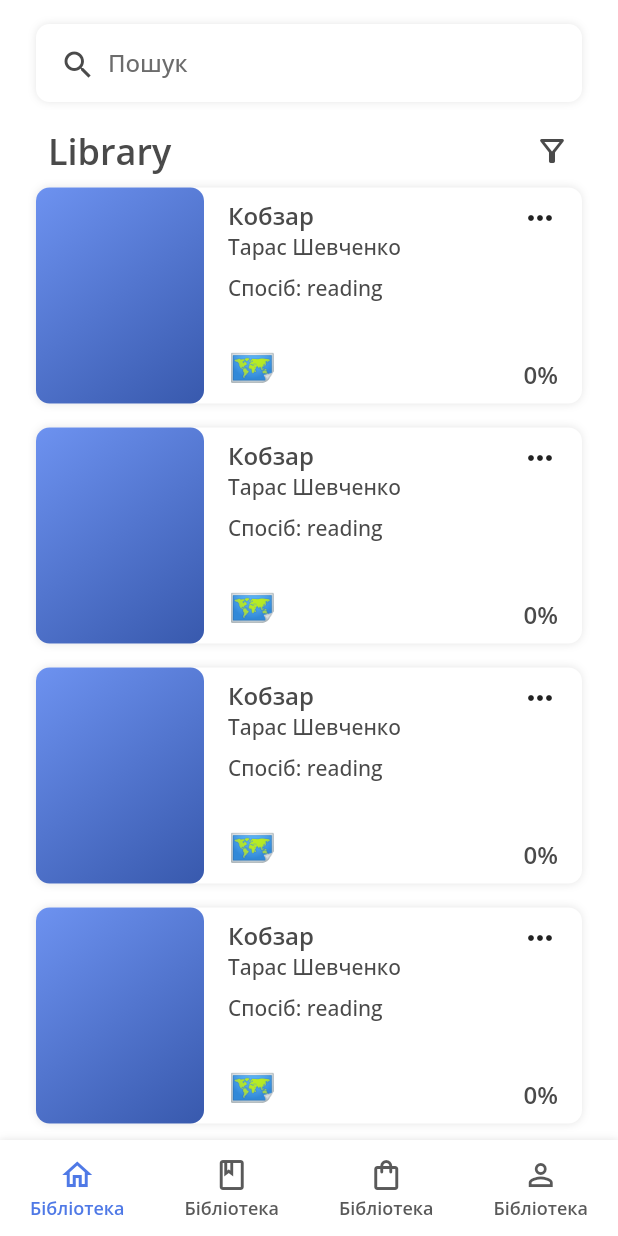
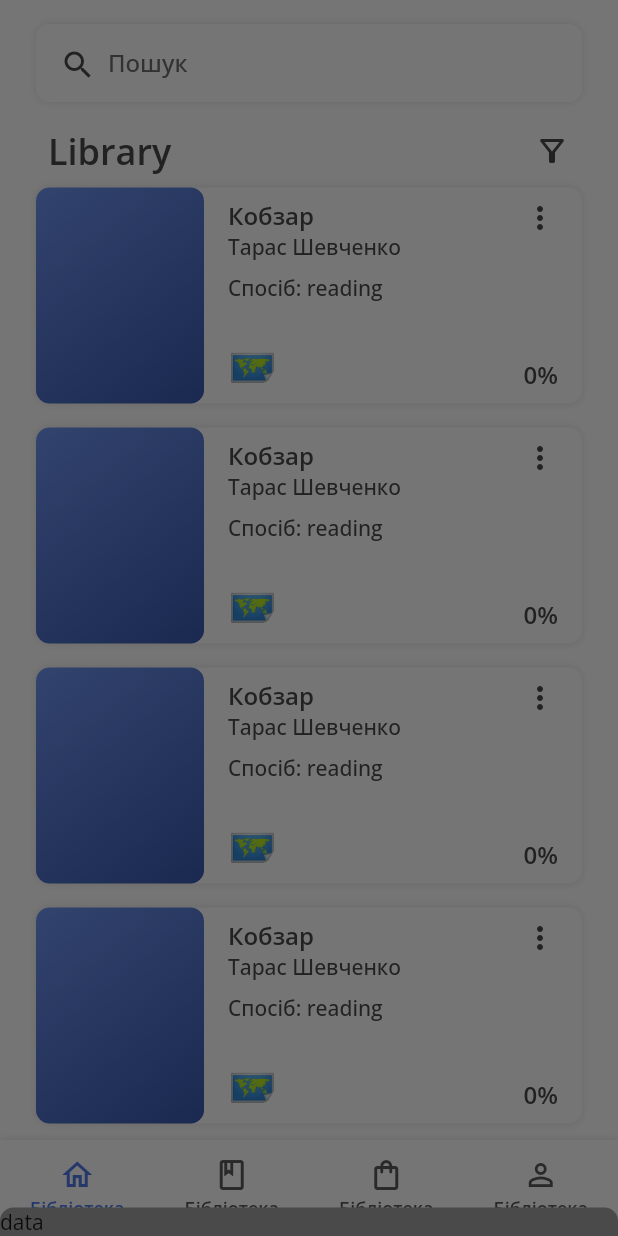
Before and after one commit to Misha737/lingoa, a Flutter app: the CorePage screen opened by its route, after a tap on "Кобзар", on a phone screen of 412 x 824 dp. Run offline on Flutter 3.47's test engine with Material 2 defaults, Android fonts, the phone set to English and light mode, and no system bars; our stand-ins replace adaptive_theme, auto_route, cloud_firestore, dartz, firebase_auth, firebase_core and 6 more; accounts and stored records are empty.

Commit message:
Нові елементи на головній

```diff
--- a/lib/app/presentation/core/values/colors.dart
+++ b/lib/app/presentation/core/values/colors.dart
@@ -12,7 +12,7 @@ class ColorsLightTheme {
   static const Color shadowColorCopy = Color.fromARGB(50, 0, 0, 0);
   static final Color shadowColor =
       const Color.fromARGB(100, 0, 0, 0).withOpacity(0.1);
-  static final Color eclipse = Colors.black.withOpacity(0.6);
+  static final Color barrier = Colors.black.withOpacity(0.6);
 
   static final RadialGradient goldRadial = RadialGradient(
     center: Alignment.topLeft,
--- a/lib/app/presentation/core/values/styles/themes.dart
+++ b/lib/app/presentation/core/values/styles/themes.dart
@@ -4,6 +4,8 @@ import 'package:lingoa/app/presentation/core/values/styles/widgets/buttons/eleva
 import 'package:lingoa/app/presentation/core/values/styles/widgets/buttons/text_button.dart';
 import 'package:lingoa/app/presentation/core/values/styles/widgets/dialog/dialog.dart';
 import 'package:lingoa/app/presentation/core/values/styles/widgets/input/text_field.dart';
+import 'package:lingoa/app/presentation/core/values/styles/widgets/menu/bottom_sheet.dart';
+import 'package:lingoa/app/presentation/core/values/styles/widgets/menu/popup.dart';
 import 'package:lingoa/app/presentation/core/values/styles/widgets/navigations/app_bar.dart';
 import 'package:lingoa/app/presentation/core/values/styles/widgets/navigations/bottom_navigation_bar.dart';
 import 'package:lingoa/app/presentation/core/values/styles/widgets/progress_indicator/progress_indicator.dart';
@@ -25,6 +27,8 @@ class ThemeApp {
     inputDecorationTheme: TextFieldDecorationTheme.light,
     progressIndicatorTheme: ProgressIndicatorThemeApp.light,
     dialogTheme: DialogThemeApp.light,
+    popupMenuTheme: PopupMenuThemeApp.light,
+    bottomSheetTheme: BottomSheetThemeApp.light,
     colorScheme: ColorScheme.fromSwatch().copyWith(
       primary: ColorsLightTheme.blue,
       secondary: ColorsLightTheme.blue,
--- /dev/null
+++ b/lib/app/presentation/core/values/styles/widgets/menu/bottom_sheet.dart
@@ -0,0 +1,14 @@
+import 'package:flutter/material.dart';
+import 'package:lingoa/app/presentation/core/values/colors.dart';
+import 'package:lingoa/app/presentation/core/values/dimensions.dart';
+
+class BottomSheetThemeApp {
+  static const BottomSheetThemeData light = BottomSheetThemeData(
+      modalBackgroundColor: ColorsLightTheme.gray,
+      modalElevation: Dimensions.zero,
+      shape: RoundedRectangleBorder(
+        borderRadius: BorderRadius.vertical(
+          top: Radius.circular(Dimensions.borderRadius),
+        ),
+      ));
+}
--- /dev/null
+++ b/lib/app/presentation/core/values/styles/widgets/menu/popup.dart
@@ -0,0 +1,17 @@
+import 'package:flutter/material.dart';
+import 'package:lingoa/app/presentation/core/values/colors.dart';
+import 'package:lingoa/app/presentation/core/values/dimensions.dart';
+import 'package:lingoa/app/presentation/core/values/styles/widgets/text/text.dart';
+
+class PopupMenuThemeApp {
+  static final PopupMenuThemeData light = PopupMenuThemeData(
+    color: ColorsLightTheme.gray,
+    shape: RoundedRectangleBorder(
+      borderRadius: BorderRadius.circular(Dimensions.borderRadius),
+    ),
+    elevation: Dimensions.zero,
+    textStyle: TextStyles.body2.copyWith(
+      color: ColorsLightTheme.white,
+    ),
+  );
+}
--- a/lib/app/presentation/pages/core/home/widgets/cards/card_book.dart
+++ b/lib/app/presentation/pages/core/home/widgets/cards/card_book.dart
@@ -5,6 +5,7 @@ import 'package:lingoa/app/domain/book/body.dart';
 import 'package:lingoa/app/presentation/core/values/colors.dart';
 import 'package:lingoa/app/presentation/core/values/dimensions.dart';
 import 'package:lingoa/app/presentation/core/values/styles/widgets/text/text.dart';
+import 'package:lingoa/app/presentation/widgets/menu/popup.dart';
 
 class CardBook extends StatelessWidget {
   const CardBook({
@@ -23,9 +24,15 @@ class CardBook extends StatelessWidget {
         child: InkWell(
           onTap: () {
             log('Book');
+            showModalBottomSheet(
+              context: context,
+              builder: (context) => const Text('data'),
+            );
           },
           onLongPress: () {
             log('Long Book');
+            showGeneralDialog(
+                context: context, pageBuilder: (d, s, a) => const Text('data'));
           },
           borderRadius: BorderRadius.circular(Dimensions.borderRadius),
           child: SizedBox(
@@ -95,14 +102,21 @@ class CardBook extends StatelessWidget {
                           mainAxisAlignment: MainAxisAlignment.spaceBetween,
                           crossAxisAlignment: CrossAxisAlignment.end,
                           children: [
-                            IconButton(
-                              padding: EdgeInsets.zero,
-                              constraints: BoxConstraints(
-                                maxHeight: MediaQuery.of(context).size.height,
-                                maxWidth: MediaQuery.of(context).size.width,
-                              ),
-                              icon: const Icon(Icons.more_horiz),
-                              onPressed: () {},
+                            const PopupMenuApp(
+                              items: <PopupMenuEntry<MenuItem>>[
+                                PopupMenuItem<MenuItem>(
+                                  child: Text('Статистика'),
+                                ),
+                                PopupMenuItem<MenuItem>(
+                                  child: Text('Поширити'),
+                                ),
+                                PopupMenuItem<MenuItem>(
+                                  child: Text('Редагувати'),
+                                ),
+                                PopupMenuItem<MenuItem>(
+                                  child: Text('Видалити'),
+                                ),
+                              ],
                             ),
                             Text(
                               '${book.progress}%',
--- /dev/null
+++ b/lib/app/presentation/widgets/menu/popup.dart
@@ -0,0 +1,28 @@
+import 'package:flutter/material.dart';
+import 'package:lingoa/app/presentation/core/values/colors.dart';
+import 'package:lingoa/app/presentation/core/values/dimensions.dart';
+
+class PopupMenuApp extends StatelessWidget {
+  const PopupMenuApp({
+    Key? key,
+    required this.items,
+  }) : super(key: key);
+
+  final List<PopupMenuEntry<MenuItem>> items;
+
+  @override
+  Widget build(BuildContext context) {
+    return SizedBox(
+      height: Dimensions.d24,
+      width: Dimensions.d24,
+      child: PopupMenuButton<MenuItem>(
+        padding: EdgeInsets.zero,
+        icon: const Icon(
+          Icons.more_vert,
+          color: ColorsLightTheme.gray,
+        ),
+        itemBuilder: (_) => items,
+      ),
+    );
+  }
+}
--- a/lib/app/presentation/widgets/progress_indicator/progress_indicator.dart
+++ b/lib/app/presentation/widgets/progress_indicator/progress_indicator.dart
@@ -11,7 +11,7 @@ class ProgressIndicatorApp extends StatelessWidget {
       child: Container(
         width: MediaQuery.of(context).size.width,
         height: MediaQuery.of(context).size.height,
-        color: ColorsLightTheme.eclipse,
+        color: ColorsLightTheme.barrier,
         child: const Center(child: CircularProgressIndicator()),
       ),
     );
--- a/pubspec.yaml
+++ b/pubspec.yaml
@@ -42,7 +42,7 @@ dependencies:
   flutter_svg: ^1.0.3
   freezed_annotation: ^2.0.1
   get_it: ^7.2.0
-  google_sign_in: ^5.3.0
+  google_sign_in: ^5.3.2
   injectable: ^1.5.3
   intl: ^0.17.0
   json_annotation: ^4.4.0
```
Also changed, not shown: pubspec.lock, 1 other file.
